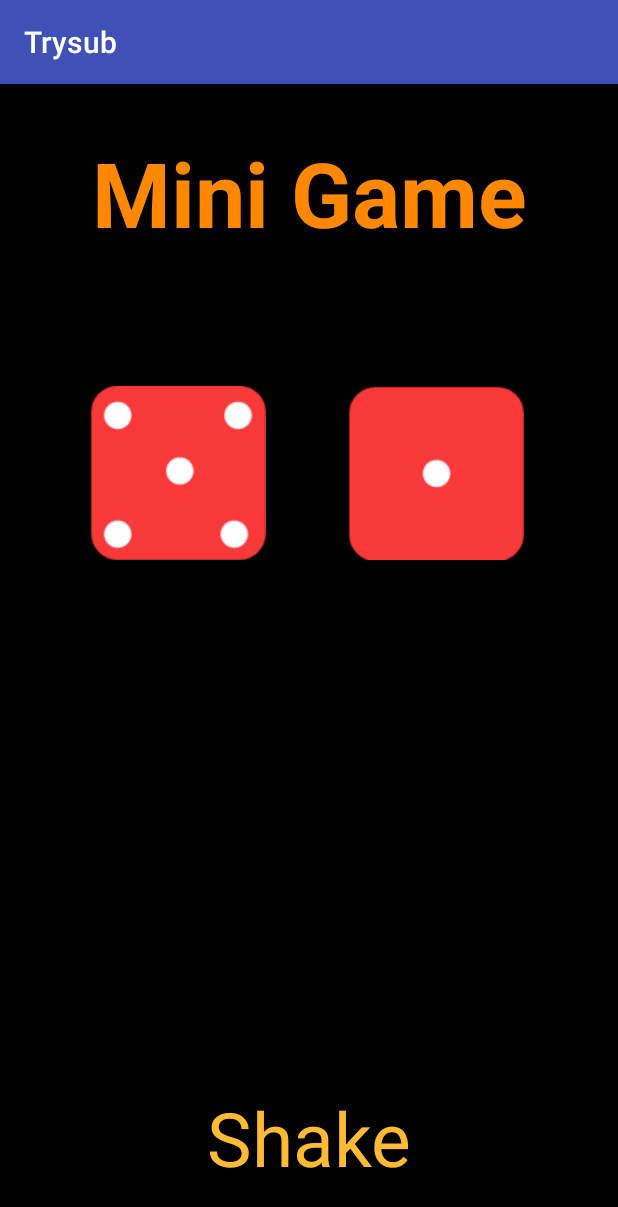
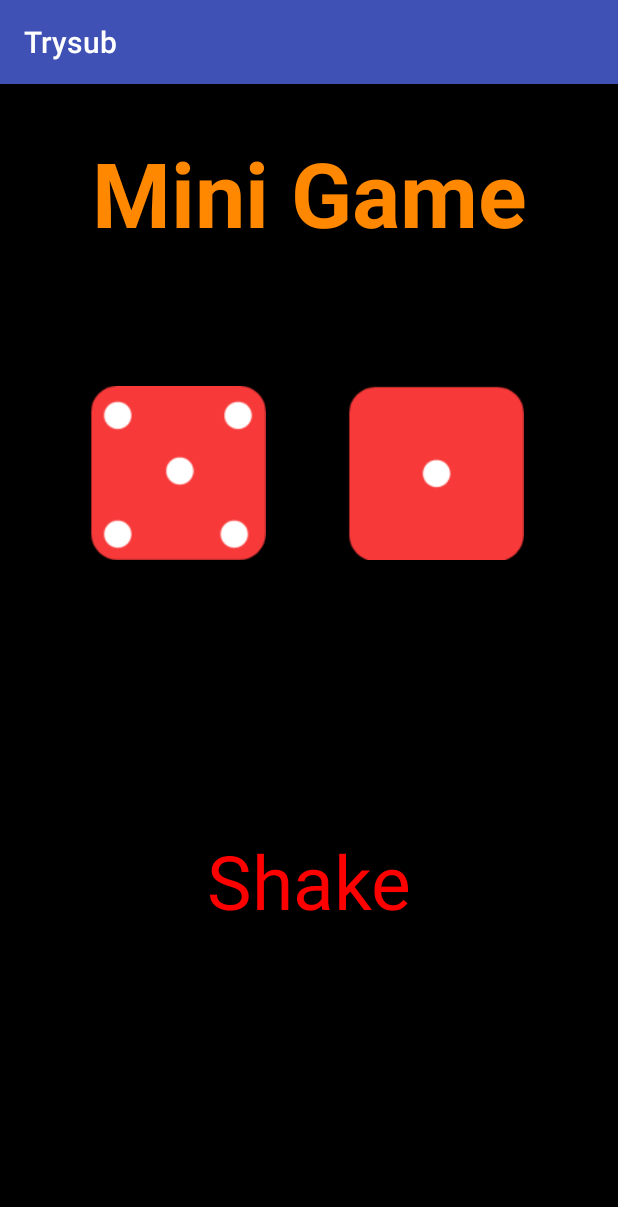
Before and after one commit to jjay1996/TrySub2018, an Android app: the minigame screen opened directly, with no data from a screen before it, on a phone screen of 412 x 824 dp. Shown: the top 1207 px of the screen. Run offline under Robolectric (Android 15) with nearby library versions, the phone set to English and light mode, and no system bars.

Commit message:
done minigame

```diff
--- a/app/src/main/java/com/egco428/trysub/Mini_Game/minigame.kt
+++ b/app/src/main/java/com/egco428/trysub/Mini_Game/minigame.kt
@@ -1,6 +1,12 @@
 package com.egco428.trysub.Mini_Game
 
+import android.animation.Animator
 import android.content.Context
+import android.content.res.Resources
+import android.graphics.Bitmap
+import android.graphics.Color
+import android.graphics.Picture
+import android.graphics.drawable.Drawable
 import android.support.v7.app.AppCompatActivity
 import android.os.Bundle
 import com.egco428.trysub.R
@@ -24,11 +30,9 @@ import android.widget.TextView
 
 class minigame : AppCompatActivity(),SensorEventListener {
     private var sensorManager : SensorManager?=null
-    private var startShake:Long = 0
-    private var isShake = false
     private var stopShake = false
 
-    private var animate:Animation? = null
+    private var animate1:Animation? = null
     private var animate2:Animation? = null
     private var animate3:Animation? = null
     private var animate4:Animation? = null
@@ -39,17 +43,40 @@ class minigame : AppCompatActivity(),SensorEventListener {
         setContentView(R.layout.activity_minigame)
 
         //do animation
-        animate = AnimationUtils.loadAnimation(this,R.anim.fromleft)
+        animate1 = AnimationUtils.loadAnimation(this,R.anim.fromleft)
         animate2 = AnimationUtils.loadAnimation(this,R.anim.fromright)
         animate3 = AnimationUtils.loadAnimation(this,R.anim.fromtop)
         animate4 = AnimationUtils.loadAnimation(this,R.anim.frombuttom)
-        miniDice1!!.animation = animate
+
+        miniDice1!!.animation = animate1
         miniDice2!!.animation = animate2
         miniTitle!!.animation = animate3
         miniShake!!.animation = animate4
 
         //set variable for sensor accelerometer system
         sensorManager = getSystemService(Context.SENSOR_SERVICE) as SensorManager
+
+        object : Thread() {
+            override fun run() {
+                try {
+                    var checkColorText = true
+                    while (!stopShake) {
+                        Thread.sleep(300)
+                        runOnUiThread {
+                            if(checkColorText) {
+                                miniShake.setTextColor(Color.RED)
+                                checkColorText = false
+                            } else if(!checkColorText) {
+                                miniShake.setTextColor(Color.YELLOW)
+                                checkColorText = true
+                            }
+                        }
+                    }
+                } catch (e: InterruptedException) {
+                    e.printStackTrace()
+                }
+            }
+        }.start()
     }
 
     override fun onAccuracyChanged(p0: Sensor?, p1: Int) {
@@ -67,6 +94,7 @@ class minigame : AppCompatActivity(),SensorEventListener {
     }
 
     private fun getAccelerometer(event: SensorEvent?){
+
         val values : FloatArray = event!!.values
         var x = values[0]
         var y = values[1]
@@ -75,42 +103,50 @@ class minigame : AppCompatActivity(),SensorEventListener {
         //calculate accelerate for sensor detection
         var accel = ((x*x)+(y*y)+(z*z))/(SensorManager.GRAVITY_EARTH*SensorManager.GRAVITY_EARTH)
         if(accel>=2){
-            Log.d("test","thread")
-            val thread = object : Thread() {
-                override fun run() {
-                    try {
-                        var isStop:Boolean = false
-                        var sleepTime:Long = 100
-                        var count:Int = 0
-                        while (!Thread.currentThread().isInterrupted && !isStop) {
-                            Thread.sleep(sleepTime)
-                            runOnUiThread {
-                                if(!isStop){
-                                    count+=1
-                                    var randomScore: Int = Random().nextInt(10 + 1)
-                                    miniShake.text = "Score : " + randomScore.toString()
-                                    if(count==20) {
-                                        sleepTime=300
-                                    } else if(count==30) {
-                                        sleepTime=500
-                                    } else if(count==33){
-                                        sleepTime=700
-                                    } else if(count==35) {
-                                        Log.d("test","10"+Thread.currentThread())
-                                        isStop = true
-                                    }
-                                }
-                            }
-                        }
-                    } catch (e: InterruptedException) {
-                        e.printStackTrace()
+            Log.d("test","ss")
+            var anim1 = AnimationUtils.loadAnimation(this@minigame, R.anim.shakedice)
+            var anim2 = AnimationUtils.loadAnimation(this@minigame, R.anim.shakedice)
+
+            val animationListener = object : Animation.AnimationListener {
+                override fun onAnimationStart(animation: Animation) {}
+
+                override fun onAnimationEnd(animation: Animation) {
+                    val value = randomDiceValue()
+                    var res:Int = 1
+
+                    if(value == 1) res = R.drawable.dice1
+                    else if(value == 2) res = R.drawable.dice2
+                    else if(value == 3) res = R.drawable.dice3
+                    else if(value == 4) res = R.drawable.dice4
+                    else if(value == 5) res = R.drawable.dice5
+                    else if(value == 6) res = R.drawable.dice6
+
+                    if (animation === anim1) {
+                        miniDice1!!.setImageResource(res)
+                        Log.d("test",value.toString())
+                    } else if (animation === anim2) {
+                        miniDice2!!.setImageResource(res)
+                        Log.d("test",value.toString())
                     }
+                    stopShake = true
+
+                }
+
+                override fun onAnimationRepeat(animation: Animation) {
+
                 }
             }
-            thread.start()
-            sensorManager!!.unregisterListener(this)
+
+            anim1.setAnimationListener(animationListener)
+            anim2.setAnimationListener(animationListener)
+
+            miniDice1!!.startAnimation(anim1)
+            miniDice2!!.startAnimation(anim2)
+
+            //sensorManager!!.unregisterListener(this)
         }
     }
+
 
     override fun onPause() {
         super.onPause()
--- a/app/src/main/res/anim/shakedice.xml
+++ b/app/src/main/res/anim/shakedice.xml
@@ -1,4 +1,20 @@
 <?xml version="1.0" encoding="utf-8"?>
 <set xmlns:android="http://schemas.android.com/apk/res/android">
+    <rotate
+        android:duration="100"
+        android:fromDegrees="-10"
+        android:interpolator="@android:anim/linear_interpolator"
+        android:pivotX="50%"
+        android:pivotY="50%"
+        android:repeatCount="10"
+        android:repeatMode="reverse"
+        android:toDegrees="10" />
 
+    <translate
+        android:duration="100"
+        android:fromXDelta="-10"
+        android:interpolator="@android:anim/linear_interpolator"
+        android:repeatCount="10"
+        android:repeatMode="reverse"
+        android:toXDelta="10" />
 </set>
--- a/app/src/main/res/layout/activity_minigame.xml
+++ b/app/src/main/res/layout/activity_minigame.xml
@@ -48,8 +48,7 @@
         app:layout_constraintEnd_toEndOf="parent"
         app:layout_constraintHorizontal_bias="0.502"
         app:layout_constraintStart_toStartOf="parent"
-        app:layout_constraintTop_toBottomOf="@+id/miniEgg2"
-        app:layout_constraintVertical_bias="0.767" />
+        app:layout_constraintTop_toBottomOf="@+id/miniDice1" />
 
     <TextView
         android:id="@+id/miniTitle"
```
